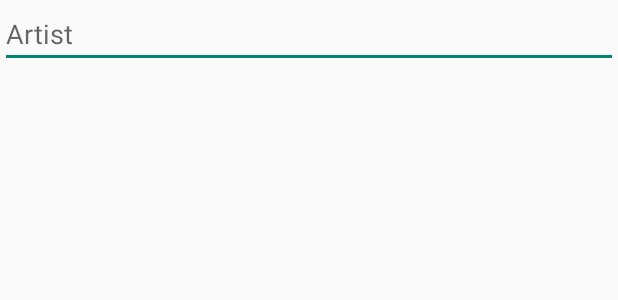
After one commit to blundell/UdacitySpotifyStreamer, an Android app: the layout activity_search_artist.xml on its own in the app's theme, with its tools: preview values and no code run, on a phone screen of 412 x 824 dp. The commit adds this screen. Shown: the top 300 px of the screen. Run offline under Robolectric (Android 15) with nearby library versions, the phone set to English and light mode, and no system bars.

Commit message:
Adds initial mock screens

```diff
--- /dev/null
+++ b/app/src/main/res/layout/activity_search_artist.xml
@@ -0,0 +1,18 @@
+<?xml version="1.0" encoding="utf-8"?>
+<LinearLayout xmlns:android="http://schemas.android.com/apk/res/android"
+  android:layout_width="match_parent"
+  android:layout_height="match_parent"
+  android:orientation="vertical">
+
+  <EditText
+    android:id="@+id/search_artist_box_input"
+    android:layout_width="match_parent"
+    android:layout_height="wrap_content"
+    android:hint="@string/search_hint" />
+
+  <android.support.v7.widget.RecyclerView
+    android:id="@+id/search_artist_list_results"
+    android:layout_width="match_parent"
+    android:layout_height="wrap_content" />
+
+</LinearLayout>
--- a/app/src/main/res/menu/menu_main.xml
+++ /dev/null
@@ -1,4 +0,0 @@
-<menu xmlns:android="http://schemas.android.com/apk/res/android" xmlns:app="http://schemas.android.com/apk/res-auto"
-  xmlns:tools="http://schemas.android.com/tools" tools:context=".MainActivity">
-  <item android:id="@+id/action_settings" android:title="@string/action_settings" android:orderInCategory="100" app:showAsAction="never" />
-</menu>
--- /dev/null
+++ b/app/src/main/res/values/strings-search-artist.xml
@@ -0,0 +1,4 @@
+<?xml version="1.0" encoding="utf-8"?>
+<resources>
+  <string name="search_hint">@string/artist</string>
+</resources>
--- a/app/src/main/res/values/strings.xml
+++ b/app/src/main/res/values/strings.xml
@@ -1,6 +1,7 @@
 <resources>
   <string name="app_name">Udacity Spotify Streamer</string>
 
-  <string name="hello_world">Hello world!</string>
-  <string name="action_settings">Settings</string>
+  <string name="artist">Artist</string>
+
+  <string name="label_view_tracks">Tracks</string>
 </resources>
```
Also changed, not shown: app/build.gradle (+16 -0 lines), app/src/main/AndroidManifest.xml (+13 -5 lines), app/src/main/java/com/blundell/udacityspotifystreamer/MainActivity.java (deleted, +0 -33 lines), app/src/main/java/com/blundell/udacityspotifystreamer/SearchArtistActivity.java (added, +13 -0 lines), app/src/main/java/com/blundell/udacityspotifystreamer/ViewTracksActivity.java (added, +13 -0 lines), app/src/main/res/layout/activity_main.xml (deleted, +0 -16 lines), app/src/main/res/layout/activity_view_tracks.xml (added, +12 -0 lines), app/src/main/res/layout/list_item_artist.xml (added, +18 -0 lines), app/src/main/res/layout/list_item_track.xml (added, +30 -0 lines).
